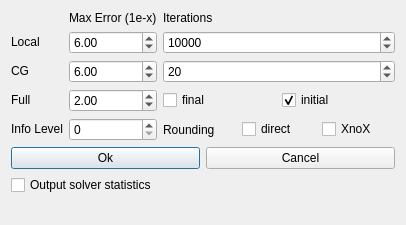
Qt form QtWidgets/QtMISolverDialogBaseUI.ui (heartvalve/CoMISo) before a commit.
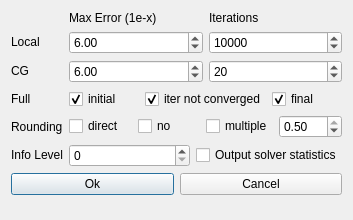
The same form after that commit.

Commit message: Several Changes -> Version 2 - corrected residual norm to coincide between GS and CG - fill-in minimizing reordering of constraints - faster matrix update while rounding - multiple rounding (up to threshold) - several minor improvements

Patch:
```diff
--- a/QtWidgets/QtMISolverDialogBaseUI.ui
+++ b/QtWidgets/QtMISolverDialogBaseUI.ui
@@ -4,12 +4,12 @@
   <property name="windowModality" >
    <enum>Qt::ApplicationModal</enum>
   </property>
-  <property name="geometry" >
+  <property name="geometry">
    <rect>
     <x>0</x>
     <y>0</y>
-    <width>406</width>
-    <height>225</height>
+    <width>353</width>
+    <height>220</height>
    </rect>
   </property>
   <property name="windowTitle" >
@@ -25,9 +25,9 @@
        </property>
       </widget>
      </item>
-     <item row="0" column="2" colspan="3" >
-      <widget class="QLabel" name="label_6" >
-       <property name="text" >
+     <item row="0" column="2">
+      <widget class="QLabel" name="label_6">
+       <property name="text">
         <string>Iterations</string>
        </property>
       </widget>
@@ -61,9 +61,9 @@
        </property>
       </widget>
      </item>
-     <item row="1" column="2" colspan="3" >
-      <widget class="QSpinBox" name="localItersSB" >
-       <property name="maximum" >
+     <item row="1" column="2">
+      <widget class="QSpinBox" name="localItersSB">
+       <property name="maximum">
         <number>1000000000</number>
        </property>
        <property name="value" >
@@ -100,9 +100,9 @@
        </property>
       </widget>
      </item>
-     <item row="2" column="2" colspan="3" >
-      <widget class="QSpinBox" name="cgItersSB" >
-       <property name="maximum" >
+     <item row="2" column="2">
+      <widget class="QSpinBox" name="cgItersSB">
+       <property name="maximum">
         <number>1000000000</number>
        </property>
        <property name="value" >
@@ -123,40 +123,11 @@
        </property>
       </widget>
      </item>
-     <item row="3" column="1" >
-      <widget class="QDoubleSpinBox" name="fullErrorDSB" >
-       <property name="decimals" >
-        <number>2</number>
-       </property>
-       <property name="minimum" >
-        <double>-1000000000.000000000000000</double>
-       </property>
-       <property name="maximum" >
-        <double>1000000000.000000000000000</double>
-       </property>
-       <property name="value" >
-        <double>2.000000000000000</double>
-       </property>
-      </widget>
-     </item>
-     <item row="3" column="2" colspan="3" >
-      <layout class="QHBoxLayout" name="horizontalLayout" >
+     <item row="3" column="1" colspan="2">
+      <layout class="QHBoxLayout" name="horizontalLayout">
        <item>
-        <widget class="QCheckBox" name="finalFullCB" >
-         <property name="text" >
-          <string>final</string>
-         </property>
-         <property name="checked" >
-          <bool>false</bool>
-         </property>
-         <property name="tristate" >
-          <bool>false</bool>
-         </property>
-        </widget>
-       </item>
-       <item>
-        <widget class="QCheckBox" name="initialFullCB" >
-         <property name="text" >
+        <widget class="QCheckBox" name="initialFullCB">
+         <property name="text">
           <string>initial</string>
          </property>
          <property name="checked" >
@@ -164,45 +135,106 @@
          </property>
         </widget>
        </item>
+       <item>
+        <widget class="QCheckBox" name="iterFullCB">
+         <property name="text">
+          <string>iter not converged</string>
+         </property>
+         <property name="checked">
+          <bool>true</bool>
+         </property>
+        </widget>
+       </item>
+       <item>
+        <widget class="QCheckBox" name="finalFullCB">
+         <property name="text">
+          <string>final</string>
+         </property>
+         <property name="checked">
+          <bool>true</bool>
+         </property>
+         <property name="tristate">
+          <bool>false</bool>
+         </property>
+        </widget>
+       </item>
       </layout>
      </item>
-     <item row="4" column="0" >
-      <widget class="QLabel" name="label" >
-       <property name="sizePolicy" >
-        <sizepolicy vsizetype="Fixed" hsizetype="Fixed" >
-         <horstretch>0</horstretch>
-         <verstretch>0</verstretch>
-        </sizepolicy>
-       </property>
-       <property name="text" >
-        <string>Info Level</string>
-       </property>
-      </widget>
-     </item>
-     <item row="4" column="1" >
-      <widget class="QSpinBox" name="infoSB" />
-     </item>
-     <item row="4" column="2" >
-      <widget class="QLabel" name="label_2" >
-       <property name="text" >
+     <item row="4" column="0">
+      <widget class="QLabel" name="label_2">
+       <property name="text">
         <string>Rounding</string>
        </property>
       </widget>
      </item>
-     <item row="4" column="3" >
-      <widget class="QCheckBox" name="directRoundingCB" >
-       <property name="text" >
-        <string>direct</string>
-       </property>
-      </widget>
+     <item row="4" column="1" colspan="2">
+      <layout class="QHBoxLayout" name="horizontalLayout_3">
+       <item>
+        <widget class="QCheckBox" name="directRoundingCB">
+         <property name="text">
+          <string>direct</string>
+         </property>
+        </widget>
+       </item>
+       <item>
+        <widget class="QCheckBox" name="noRoundingCB">
+         <property name="text">
+          <string>no</string>
+         </property>
+        </widget>
+       </item>
+       <item>
+        <widget class="QCheckBox" name="multipleRoundingCB">
+         <property name="text">
+          <string>multiple</string>
+         </property>
+        </widget>
+       </item>
+       <item>
+        <widget class="QDoubleSpinBox" name="multipleRoundingDSB">
+         <property name="decimals">
+          <number>2</number>
+         </property>
+         <property name="minimum">
+          <double>0.000000000000000</double>
+         </property>
+         <property name="maximum">
+          <double>0.500000000000000</double>
+         </property>
+         <property name="value">
+          <double>0.500000000000000</double>
+         </property>
+        </widget>
+       </item>
+      </layout>
      </item>
-     <item row="4" column="4" >
-      <widget class="QCheckBox" name="noRoundingCB" >
-       <property name="text" >
-        <string>XnoX</string>
+     <item row="5" column="0">
+      <widget class="QLabel" name="label">
+       <property name="sizePolicy">
+        <sizepolicy hsizetype="Fixed" vsizetype="Fixed">
+         <horstretch>0</horstretch>
+         <verstretch>0</verstretch>
+        </sizepolicy>
        </property>
+       <property name="text">
+        <string>Info Level</string>
+       </property>
       </widget>
      </item>
+     <item row="5" column="1" colspan="2">
+      <layout class="QHBoxLayout" name="horizontalLayout_4">
+       <item>
+        <widget class="QSpinBox" name="infoSB"/>
+       </item>
+       <item>
+        <widget class="QCheckBox" name="solverStatsCheckBox">
+         <property name="text">
+          <string>Output solver statistics</string>
+         </property>
+        </widget>
+       </item>
+      </layout>
+     </item>
     </layout>
    </item>
    <item>
@@ -224,15 +256,8 @@
     </layout>
    </item>
    <item>
-    <widget class="QCheckBox" name="solverStatsCheckBox" >
-     <property name="text" >
-      <string>Output solver statistics</string>
-     </property>
-    </widget>
-   </item>
-   <item>
-    <spacer name="verticalSpacer" >
-     <property name="orientation" >
+    <spacer name="verticalSpacer">
+     <property name="orientation">
       <enum>Qt::Vertical</enum>
      </property>
      <property name="sizeHint" stdset="0" >
```
Left out of the diff: 91 changed lines with no effect on the pictures. The commit also changes 13 other files.
